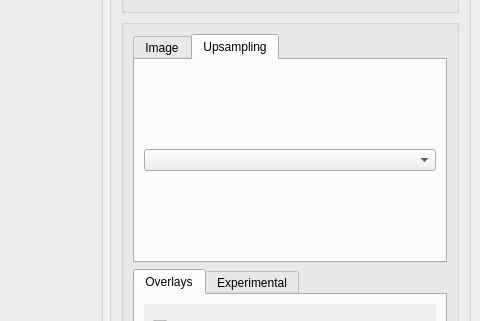
Before: the Qt Designer form viewer.ui in erick2j/sketch-vec-medial-axis, drawn with Qt 5; both pictures show x 812 to 1292 and y 195 to 516 of the 1292 by 831 pixel window.
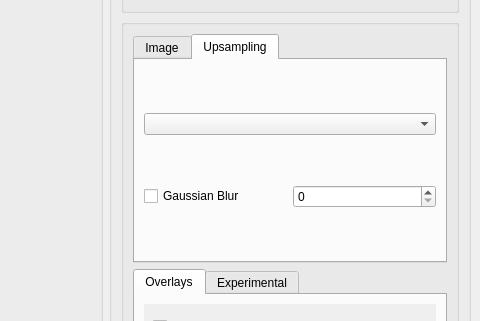
After: the same form once the commit is applied. The open tabs and pages were chosen to show the change. Icons and pictures are not drawn. Custom widgets are drawn as their Qt base class.

Commit message: hello from the past

The edit to the form file:
```diff
--- a/viewer.ui
+++ b/viewer.ui
@@ -601,9 +601,29 @@
              <attribute name="title">
               <string>Upsampling</string>
              </attribute>
-             <layout class="QVBoxLayout" name="verticalLayout_8">
-              <item>
+             <layout class="QGridLayout" name="gridLayout_4">
+              <item row="1" column="0">
+               <widget class="QCheckBox" name="gaussian_blur_checkbox">
+                <property name="text">
+                 <string>Gaussian Blur</string>
+                </property>
+               </widget>
+              </item>
+              <item row="1" column="1">
+               <widget class="QSpinBox" name="gaussian_blur_spinbox">
+                <property name="wrapping">
+                 <bool>false</bool>
+                </property>
+               </widget>
+              </item>
+              <item row="0" column="0" colspan="2">
                <widget class="QComboBox" name="upsampling_combobox">
+                <property name="sizePolicy">
+                 <sizepolicy hsizetype="Expanding" vsizetype="Fixed">
+                  <horstretch>0</horstretch>
+                  <verstretch>0</verstretch>
+                 </sizepolicy>
+                </property>
                 <property name="cursor">
                  <cursorShape>PointingHandCursor</cursorShape>
                 </property>
```
Left out of the diff: 2 changed lines with no effect on the pictures. The commit also changes 2 other files.
